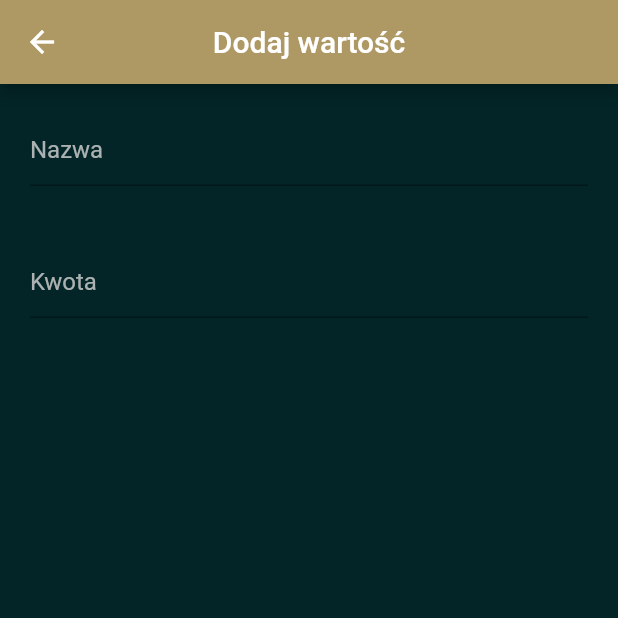
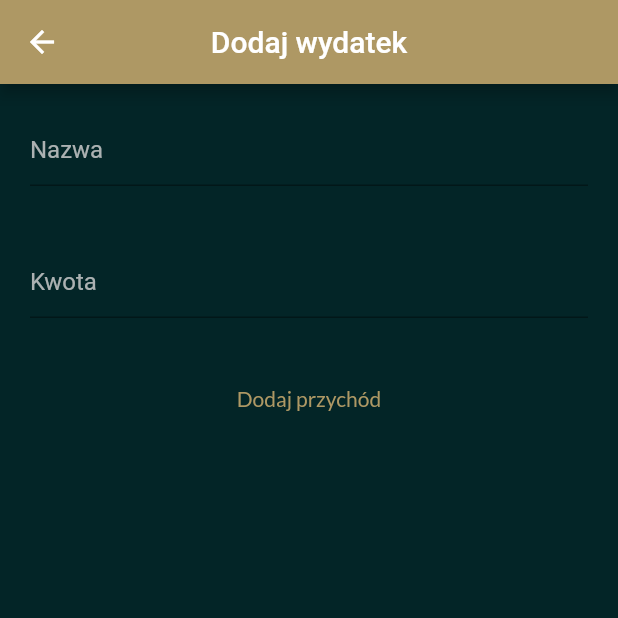
Before and after one commit to patrykstraczek/myfin, a Flutter app: the AddPage screen opened directly, on a phone screen of 412 x 824 dp, the top half of it. Run offline on Flutter 3.47's test engine with Material 2 defaults, Android fonts, the phone set to English and light mode, and no system bars; our stand-ins replace cloud_firestore, firebase_auth, firebase_core, google_fonts; accounts and stored records are empty.

```diff
--- a/lib/App/add_page.dart
+++ b/lib/App/add_page.dart
@@ -1,22 +1,30 @@
 import 'package:flutter/material.dart';
+import 'package:google_fonts/google_fonts.dart';
 
 @override
 Widget build(BuildContext context) {
   return AddPage();
 }
 
-class AddPage extends StatelessWidget {
+class AddPage extends StatefulWidget {
   AddPage({
     Key? key,
   }) : super(key: key);
 
+  @override
+  State<AddPage> createState() => _AddPageState();
+}
+
+class _AddPageState extends State<AddPage> {
   final controller = TextEditingController();
+
+  var AddingIncome = false;
 
   @override
   Widget build(BuildContext context) {
     return Scaffold(
       appBar: AppBar(
-        title: const Text('Dodaj wartość'),
+        title: const Text('Dodaj wydatek'),
         centerTitle: true,
         backgroundColor: const Color.fromARGB(255, 174, 152, 100),
       ),
@@ -47,6 +55,31 @@ class AddPage extends StatelessWidget {
               ),
             ),
           ),
+          SizedBox(height: 10),
+          if (AddingIncome == false) ...[
+            TextButton(
+                onPressed: () {
+                  setState(() {
+                    AddingIncome = true;
+                  });
+                },
+                child: Text('Dodaj przychód',
+                    style: GoogleFonts.lato(
+                      color: const Color.fromARGB(255, 174, 152, 100),
+                    )))
+          ],
+          if (AddingIncome == true) ...[
+            TextButton(
+                onPressed: () {
+                  setState(() {
+                    AddingIncome = false;
+                  });
+                },
+                child: Text('Dodaj wydatek',
+                    style: GoogleFonts.lato(
+                      color: const Color.fromARGB(255, 174, 152, 100),
+                    )))
+          ],
         ],
       ),
     );
```
